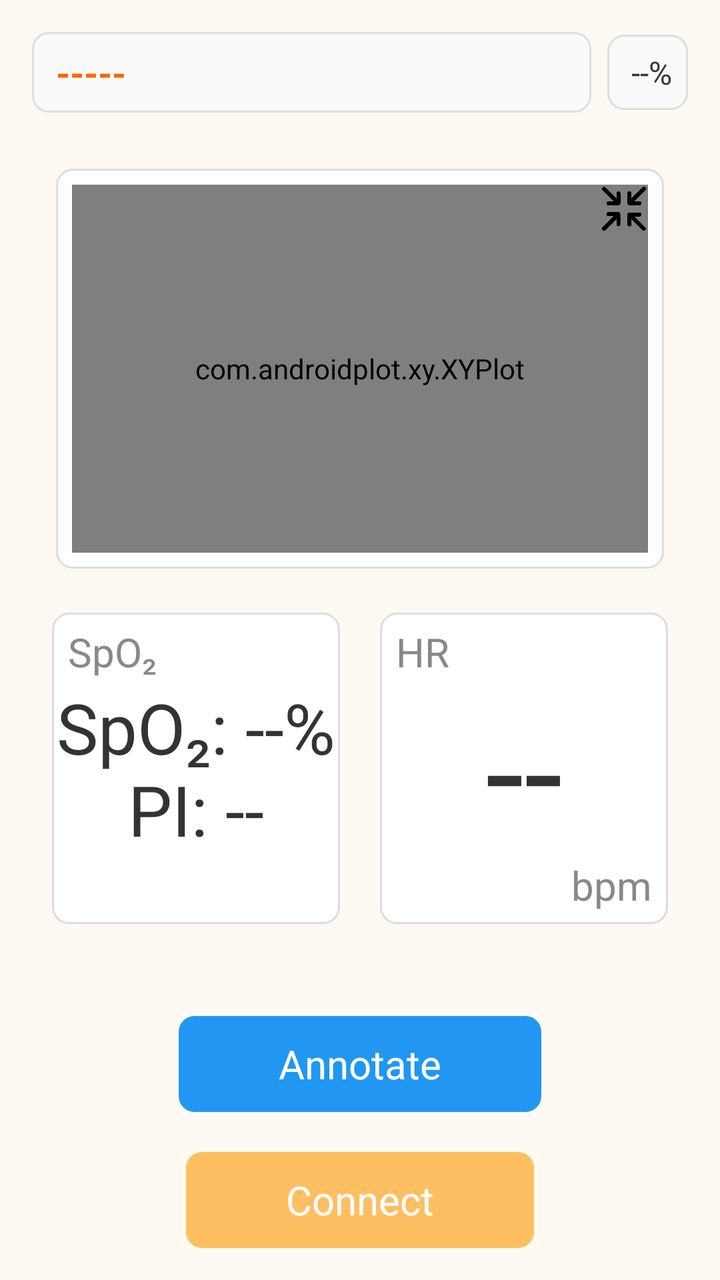
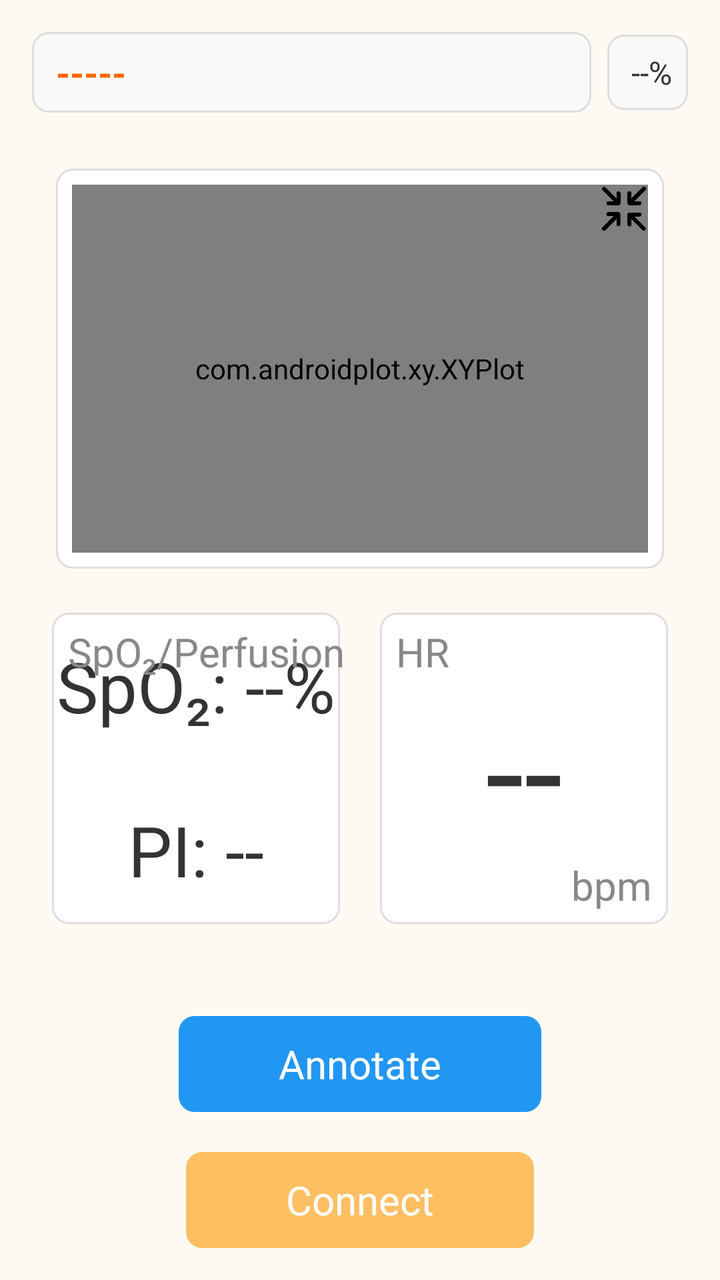

Before-and-after screenshots of an Android layout around one commit, followed by the original layout XML and the change that was made.
<!-- AndroidManifest.xml: application theme CustomTheme -->
<!-- res/layout/activity_main.xml -->
<LinearLayout xmlns:android="http://schemas.android.com/apk/res/android"
    android:layout_width="match_parent"
    android:layout_height="match_parent"
    xmlns:androind="http://schemas.android.com/apk/res-auto"
    android:gravity="center"
    android:orientation="vertical"
    android:padding="16dp"
    android:background="#FEF9F2"> 


    <LinearLayout
        android:layout_width="match_parent"
        android:layout_height="wrap_content"
        android:orientation="horizontal"
        android:gravity="center_vertical"
        android:layout_marginBottom="16dp">

        
        <LinearLayout
            android:layout_width="0dp"
            android:layout_height="wrap_content"
            android:layout_weight="1"
            android:orientation="horizontal"
            android:padding="8dp"
            android:background="@drawable/edit_text_background"> 











            <TextView
                android:id="@+id/patientCodeTextView"
                android:layout_width="wrap_content"
                android:layout_height="wrap_content"
                android:text="-----"
                android:textColor="#FF6600"
                android:textSize="18sp"
                android:textStyle="bold"
                android:paddingStart="4dp"/>
        </LinearLayout>
        
        <LinearLayout
            android:layout_width="wrap_content"
            android:layout_height="wrap_content"
            android:orientation="horizontal"
            android:padding="8dp"
            android:gravity="center_vertical"
            android:background="@drawable/edit_text_background"
            android:layout_marginStart="8dp">

            <TextView
                android:id="@+id/batteryText"
                android:layout_width="wrap_content"
                android:layout_height="wrap_content"
                android:text="--%"
                android:textColor="#333333"
                android:textSize="16sp"
                android:paddingStart="4dp"/>
        </LinearLayout>
        










    </LinearLayout>


    
    <RelativeLayout
        android:layout_width="match_parent"
        android:layout_height="wrap_content">

        <LinearLayout
            android:id="@+id/plotContainer"
            android:layout_width="match_parent"
            android:layout_height="200dp"
            android:layout_margin="12dp"
            android:padding="8dp"
            android:background="@drawable/border_background">

            <com.androidplot.xy.XYPlot
                android:id="@+id/plot"
                android:layout_width="match_parent"
                android:layout_height="match_parent"/>

        </LinearLayout>
            <ImageButton
                android:id="@+id/togglePlotButton"
                android:layout_width="40dp"
                android:layout_height="40dp"
                android:background="?android:attr/selectableItemBackgroundBorderless"
                android:padding="8dp"
                android:scaleType="centerInside"
                android:src="@drawable/ic_zoom_in"
                android:layout_alignTop="@id/plotContainer"
                android:layout_alignEnd="@id/plotContainer">
            </ImageButton>











    </RelativeLayout>

    
    <RelativeLayout
        android:layout_width="match_parent"
        android:layout_height="0dp"
        android:layout_weight="2"
        android:gravity="center"
        android:layout_marginBottom="16dp">

        
        <View
            android:id="@+id/horizontalCenterline"
            android:layout_width="0dp"
            android:layout_height="0dp"
            android:layout_centerHorizontal="true" />

        
        <TextView
            android:id="@+id/hr"
            android:layout_width="wrap_content"
            android:layout_height="wrap_content"
            android:layout_alignParentBottom="true"
            android:layout_alignParentRight="true"
            android:layout_alignParentTop="true"
            android:layout_margin="10dp"
            android:layout_toRightOf="@id/horizontalCenterline"
            android:background="@drawable/border_background"
            android:gravity="center"
            android:text="--"
            android:textSize="70sp"
            android:textColor="#333333"/>

        
        <TextView
            android:layout_width="wrap_content"
            android:layout_height="wrap_content"
            android:layout_alignLeft="@id/hr"
            android:layout_alignTop="@id/hr"
            android:layout_marginTop="6dp"
            android:layout_marginLeft="8dp"
            android:text="HR"
            android:textSize="20sp"
            android:textColor="#888888"/>

        
        <TextView
            android:layout_width="wrap_content"
            android:layout_height="wrap_content"
            android:layout_alignBottom="@id/hr"
            android:layout_alignRight="@id/hr"
            android:layout_marginBottom="6dp"
            android:layout_marginRight="8dp"
            android:text="bpm"
            android:textSize="20sp"
            android:textColor="#888888"/>

        
        <TextView
            android:id="@+id/spo2"
            android:layout_width="wrap_content"
            android:layout_height="wrap_content"
            android:layout_alignParentBottom="true"
            android:layout_alignParentLeft="true"
            android:layout_alignParentTop="true"
            android:layout_margin="10dp"
            android:layout_toLeftOf="@id/horizontalCenterline"
            android:background="@drawable/border_background"
            android:gravity="center"
            android:text="SpO₂: --%\nPI: --"
            android:textSize="35sp"
            android:textColor="#333333"/>

        
        <TextView
            android:id="@+id/spo2label"
            android:layout_width="wrap_content"
            android:layout_height="wrap_content"
            android:layout_alignLeft="@id/spo2"
            android:layout_alignTop="@id/spo2"
            android:layout_marginTop="6dp"
            android:layout_marginLeft="8dp"
            android:text="SpO₂"
            android:textSize="20sp"
            android:textColor="#888888"/>

        
        <TextView
            android:layout_width="wrap_content"
            android:layout_height="wrap_content"
            android:layout_alignBottom="@id/spo2"
            android:layout_alignRight="@id/spo2"
            android:layout_marginBottom="6dp"
            android:layout_marginRight="8dp"
            android:text=""
            android:textSize="20sp"
            android:textColor="#888888"/>

    </RelativeLayout>

    
    <LinearLayout
        android:layout_width="match_parent"
        android:layout_height="wrap_content"
        android:orientation="horizontal"
        android:layout_marginTop="20dp"
        android:gravity="center"
        android:paddingHorizontal="16dp">

        <Button
            android:id="@+id/annotateButton"
            android:layout_width="wrap_content"
            android:layout_height="wrap_content"
            android:paddingHorizontal="50dp"
            android:text="Annotate"
            android:textSize="20sp"
            android:textColor="@android:color/white"
            android:background="@drawable/rounded_button_blue" />




































    </LinearLayout>

    
    <FrameLayout
        android:layout_width="wrap_content"
        android:layout_height="wrap_content"
        android:layout_gravity="center"
        android:layout_marginTop="20dp">

        <Button
            android:id="@+id/button"
            android:layout_width="wrap_content"
            android:layout_height="wrap_content"
            android:paddingHorizontal="50dp"
            android:text="Connect"
            android:textSize="20sp"
            android:textColor="@android:color/white"
            android:background="@drawable/rounded_button_orange" />

        <ProgressBar
            android:id="@+id/progressBar"
            android:layout_width="wrap_content"
            android:layout_height="wrap_content"
            android:layout_gravity="center"
            android:visibility="gone" />
    </FrameLayout>

</LinearLayout>
<!-- resources referenced by this layout -->
<resources>
  <!-- drawable border_background (drawable) -->
  <?xml version="1.0" encoding="utf-8"?>
  <shape xmlns:android="http://schemas.android.com/apk/res/android">
      <solid android:color="#FFFFFF"/>
      <corners android:radius="8dp"/>
      <stroke android:width="1dp" android:color="#DDDDDD"/>
  </shape>
  <!-- drawable edit_text_background (drawable) -->
  <?xml version="1.0" encoding="utf-8"?>
  <shape xmlns:android="http://schemas.android.com/apk/res/android">
      <solid android:color="#F9F9F9"/>
      <corners android:radius="8dp"/>
      <stroke android:width="1dp" android:color="#DDDDDD"/>
  </shape>
  <!-- drawable ic_zoom_in: png bitmap (drawable, 11258 bytes) -->
  <!-- drawable rounded_button_blue (drawable) -->
  <?xml version="1.0" encoding="utf-8"?>
  <shape xmlns:android="http://schemas.android.com/apk/res/android">
      <solid android:color="#2196F3"/> 
      <corners android:radius="8dp"/> 
  </shape>
  <!-- drawable rounded_button_orange (drawable) -->
  <?xml version="1.0" encoding="utf-8"?>
  <shape xmlns:android="http://schemas.android.com/apk/res/android">
      <solid android:color="#FEBF63"/> 
      <corners android:radius="8dp"/> 
  </shape>
  <style name="CustomTheme" parent="@android:style/Theme.Holo.Light.DarkActionBar">
          <item name="android:actionBarStyle">@style/MyActionBar</item>
          <item name="android:itemTextAppearance">@style/MyMenuText</item>
      </style>
  <style name="MyActionBar" parent="@android:style/Widget.Holo.Light.ActionBar">
          <item name="android:background">#006A67</item>
      </style>
  <style name="MyMenuText" parent="@android:style/TextAppearance.Holo.Widget.ActionBar.Menu">
          <item name="android:textColor">#3DC2EC</item> 
      </style>
</resources>

<!-- the commit's change to res/layout/activity_main.xml (unified diff, before → after) -->
@@ -187,7 +187,7 @@
             android:layout_toLeftOf="@id/horizontalCenterline"
             android:background="@drawable/border_background"
             android:gravity="center"
-            android:text="SpO₂: --%\nPI: --"
+            android:text="SpO₂: --%\n\n\PI: --"
             android:textSize="35sp"
             android:textColor="#333333"/>
 
@@ -200,7 +200,7 @@
             android:layout_alignTop="@id/spo2"
             android:layout_marginTop="6dp"
             android:layout_marginLeft="8dp"
-            android:text="SpO₂"
+            android:text="SpO₂/Perfusion"
             android:textSize="20sp"
             android:textColor="#888888"/>
 
